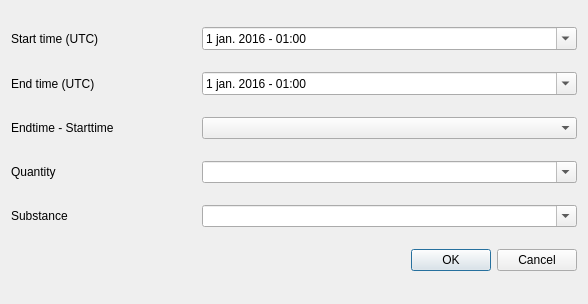
First picture: the form in ui/jrodos_measurements_dialog_base.ui, repository rduivenvoorde/jrodos, before the edit.
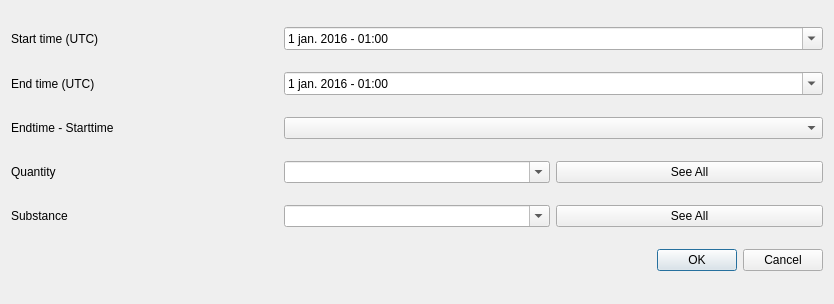
Second picture: the form after the edit.

Commit message: finally... user-preferences for quantities and substances

Patch:
```diff
--- a/ui/jrodos_measurements_dialog_base.ui
+++ b/ui/jrodos_measurements_dialog_base.ui
@@ -6,7 +6,7 @@
    <rect>
     <x>0</x>
     <y>0</y>
-    <width>588</width>
+    <width>834</width>
     <height>304</height>
    </rect>
   </property>
@@ -14,17 +14,17 @@
    <string>Dialog</string>
   </property>
   <layout class="QGridLayout" name="gridLayout">
-   <item row="5" column="0">
-    <widget class="QLabel" name="lbl_substance">
+   <item row="0" column="0">
+    <widget class="QLabel" name="lbl_start_time">
      <property name="text">
-      <string>Substance</string>
+      <string>Start time (UTC)</string>
      </property>
     </widget>
    </item>
-   <item row="3" column="0">
-    <widget class="QLabel" name="lbl_quantity">
+   <item row="1" column="0">
+    <widget class="QLabel" name="lbl_end_time">
      <property name="text">
-      <string>Quantity</string>
+      <string>End time (UTC)</string>
      </property>
     </widget>
    </item>
@@ -35,6 +35,44 @@
      </property>
     </widget>
    </item>
+   <item row="3" column="0">
+    <widget class="QLabel" name="lbl_quantity">
+     <property name="text">
+      <string>Quantity</string>
+     </property>
+    </widget>
+   </item>
+   <item row="3" column="1">
+    <widget class="QComboBox" name="combo_quantity">
+     <property name="editable">
+      <bool>true</bool>
+     </property>
+    </widget>
+   </item>
+   <item row="4" column="0">
+    <widget class="QLabel" name="lbl_substance">
+     <property name="text">
+      <string>Substance</string>
+     </property>
+    </widget>
+   </item>
+   <item row="4" column="1">
+    <widget class="QComboBox" name="combo_substance">
+     <property name="editable">
+      <bool>true</bool>
+     </property>
+    </widget>
+   </item>
+   <item row="5" column="0" colspan="3">
+    <widget class="QDialogButtonBox" name="buttonBox">
+     <property name="orientation">
+      <enum>Qt::Horizontal</enum>
+     </property>
+     <property name="standardButtons">
+      <set>QDialogButtonBox::Cancel|QDialogButtonBox::Ok</set>
+     </property>
+    </widget>
+   </item>
    <item row="0" column="1" colspan="2">
     <widget class="QDateTimeEdit" name="dateTime_start">
      <property name="locale">
@@ -58,13 +96,6 @@
      </property>
     </widget>
    </item>
-   <item row="1" column="0">
-    <widget class="QLabel" name="lbl_end_time">
-     <property name="text">
-      <string>End time (UTC)</string>
-     </property>
-    </widget>
-   </item>
    <item row="1" column="1" colspan="2">
     <widget class="QDateTimeEdit" name="dateTime_end">
      <property name="locale">
@@ -88,13 +119,6 @@
      </property>
     </widget>
    </item>
-   <item row="0" column="0">
-    <widget class="QLabel" name="lbl_start_time">
-     <property name="text">
-      <string>Start time (UTC)</string>
-     </property>
-    </widget>
-   </item>
    <item row="2" column="1" colspan="2">
     <widget class="QComboBox" name="combo_endminusstart">
      <property name="editable">
@@ -102,27 +126,17 @@
      </property>
     </widget>
    </item>
-   <item row="7" column="0" colspan="3">
-    <widget class="QDialogButtonBox" name="buttonBox">
-     <property name="orientation">
-      <enum>Qt::Horizontal</enum>
+   <item row="4" column="2">
+    <widget class="QPushButton" name="btn_substance_filter">
+     <property name="text">
+      <string>See All</string>
      </property>
-     <property name="standardButtons">
-      <set>QDialogButtonBox::Cancel|QDialogButtonBox::Ok</set>
-     </property>
     </widget>
    </item>
-   <item row="3" column="1" colspan="2">
-    <widget class="QComboBox" name="combo_quantity">
-     <property name="editable">
-      <bool>true</bool>
-     </property>
-    </widget>
-   </item>
-   <item row="5" column="1" colspan="2">
-    <widget class="QComboBox" name="combo_substance">
-     <property name="editable">
-      <bool>true</bool>
+   <item row="3" column="2">
+    <widget class="QPushButton" name="btn_quantity_filter">
+     <property name="text">
+      <string>See All</string>
      </property>
     </widget>
    </item>
```
The commit also changes 8 other files.
